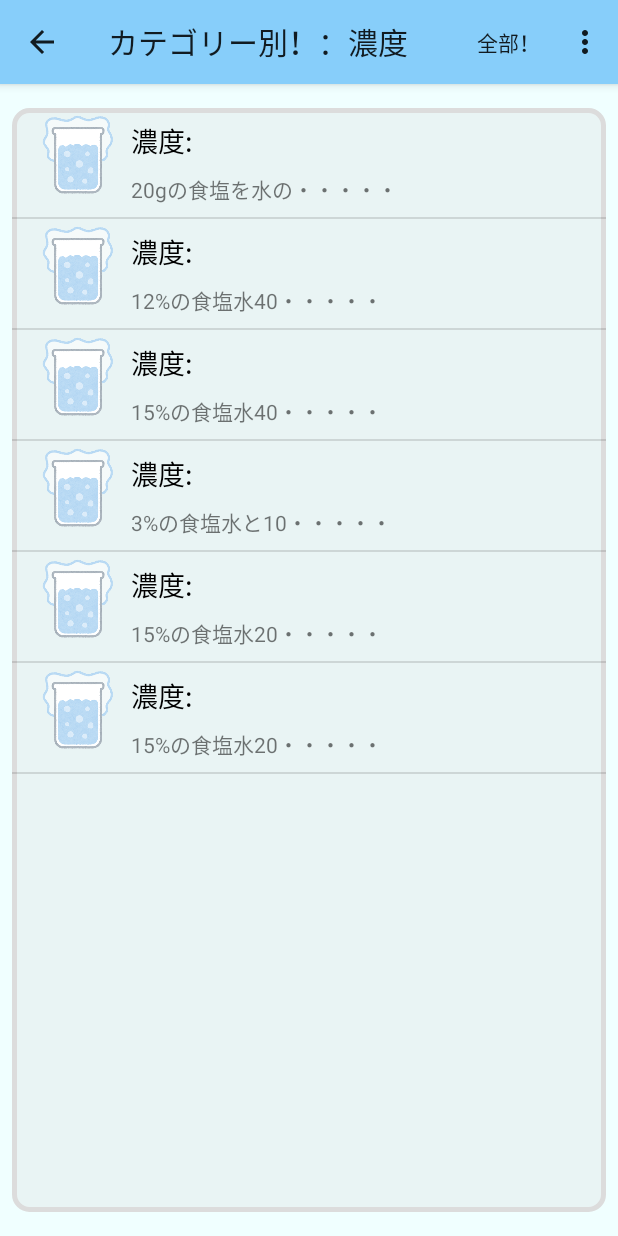
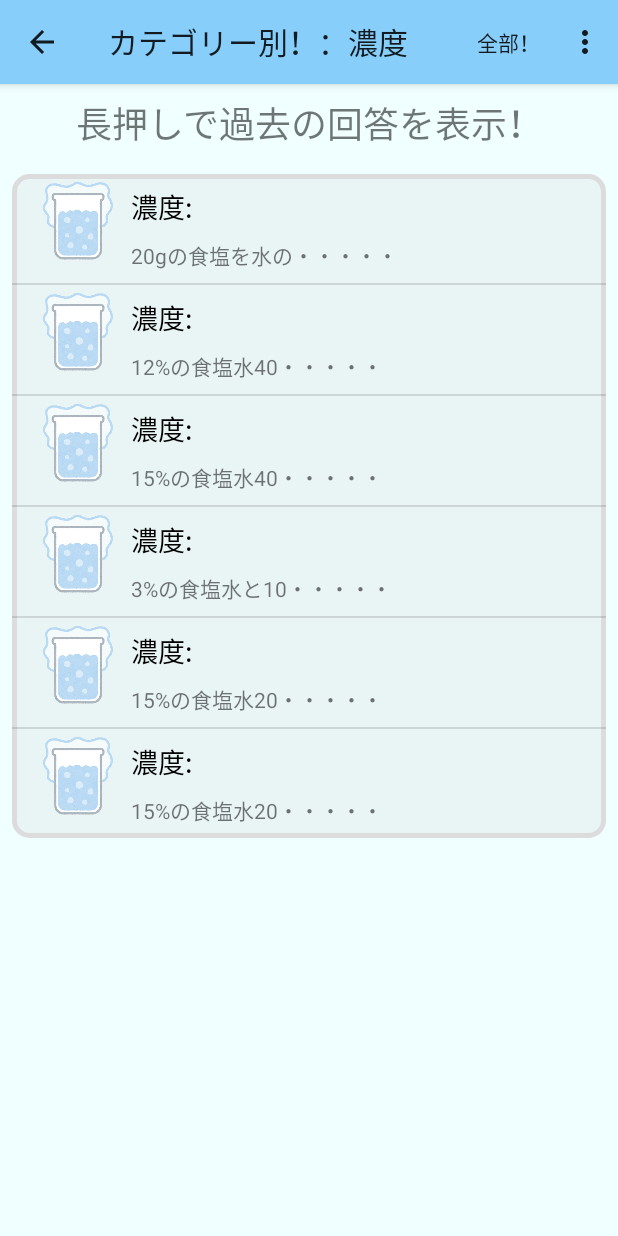
Before and after one commit to koba-a11y/HigengoKun, an Android app: the CategoryActivity screen opened directly, with no data from a screen before it, in the options menu, after a tap on "濃度", on a phone screen of 412 x 824 dp. Run offline under Robolectric (Android 15) with nearby library versions, the phone set to English and light mode, and no system bars; Roboto replaces fonts that are not available here; 1 statement that could not run was skipped.

Commit message:
add track answer history

```diff
--- a/app/src/main/java/com/websarva/wings/android/higengokun/QuestionActivity.java
+++ b/app/src/main/java/com/websarva/wings/android/higengokun/QuestionActivity.java
@@ -125,7 +125,7 @@ public class QuestionActivity extends AppCompatActivity {
         }
 
         //回答履歴読み込み
-        question.loadRecentAnswers(this);
+        //question.loadRecentAnswers(this);
 
         show();
 
@@ -159,6 +159,7 @@ public class QuestionActivity extends AppCompatActivity {
                 question.addAnswer(response.r_ans[cnt-1]);//回答履歴の保存
                 question.saveRecentAnswers(QuestionActivity.this);
             }
+            question.saveRecentAnswers(QuestionActivity.this);
 
             btNext.setEnabled(true);
         }
--- a/app/src/main/res/layout/activity_category.xml
+++ b/app/src/main/res/layout/activity_category.xml
@@ -9,17 +9,25 @@
     <ListView
         android:id="@+id/lvCategory"
         android:layout_width="match_parent"
-        android:layout_height="match_parent"
+        android:layout_height="wrap_content"
         android:layout_marginStart="8dp"
         android:layout_marginTop="16dp"
         android:layout_marginEnd="8dp"
-        android:layout_marginBottom="16dp"
         android:background="@drawable/frame"
-        app:layout_constraintBottom_toBottomOf="parent"
         app:layout_constraintEnd_toEndOf="parent"
-        app:layout_constraintHorizontal_bias="0.0"
+        app:layout_constraintHorizontal_bias="0.428"
         app:layout_constraintStart_toStartOf="parent"
-        app:layout_constraintTop_toTopOf="parent"
-        app:layout_constraintVertical_bias="0.0" />
+        app:layout_constraintTop_toBottomOf="@+id/tvCategoryTitle" />
+
+    <TextView
+        android:id="@+id/tvCategoryTitle"
+        android:layout_width="wrap_content"
+        android:layout_height="wrap_content"
+        android:layout_marginTop="8dp"
+        android:text="@string/tv_list_desc"
+        android:textSize="24sp"
+        app:layout_constraintEnd_toEndOf="parent"
+        app:layout_constraintStart_toStartOf="parent"
+        app:layout_constraintTop_toTopOf="parent" />
 
 </androidx.constraintlayout.widget.ConstraintLayout>
--- a/app/src/main/res/menu/track_context_menu_list.xml
+++ b/app/src/main/res/menu/track_context_menu_list.xml
@@ -1,14 +1,32 @@
 <?xml version="1.0" encoding="utf-8"?>
 <menu xmlns:android="http://schemas.android.com/apk/res/android">
     <item
+        android:id="@+id/trackContextNew"
+        android:title="@string/track_context_new"
+        android:enabled="false"
+
+        />
+    <item
         android:id="@+id/trackContext1"
         android:title="@string/track_context_true"
+        android:visible="false"
+        android:enabled="false"
+
     />
     <item
         android:id="@+id/trackContext2"
         android:title="@string/track_context_true"
+        android:visible="false"
+        android:enabled="false"
         />
     <item
         android:id="@+id/trackContext3"
-        android:title="@string/track_context_true" />
+        android:title="@string/track_context_true"
+        android:visible="false"
+        android:enabled="false"/>
+    <item
+        android:id="@+id/trackContextOld"
+        android:title="@string/track_context_old"
+        android:enabled="false"
+        />
 </menu>
--- a/app/src/main/res/values/strings.xml
+++ b/app/src/main/res/values/strings.xml
@@ -25,7 +25,11 @@
     <string name="tv_ans_res">/10問正解！</string>
     <string name="bt_home">Home</string>
 
+    <string name="tv_list_desc">長押しで過去の回答を表示！</string>
+
     <string name="track_context_title">直近３問の回答状況</string>
     <string name="track_context_true">正解</string>
     <string name="track_context_false">不正解</string>
+    <string name="track_context_new">新</string>
+    <string name="track_context_old">古</string>
 </resources>
```
Also changed, not shown: app/src/main/java/com/websarva/wings/android/higengokun/CategoryActivity.java (+45 -17 lines), app/src/main/java/com/websarva/wings/android/higengokun/MainActivity.java (+7 -0 lines), app/src/main/java/com/websarva/wings/android/higengokun/models/Question.java (+25 -7 lines).
